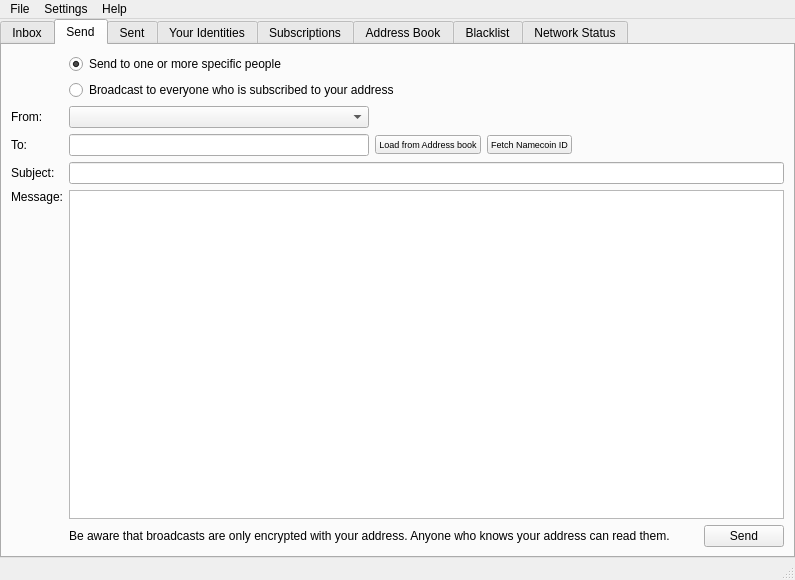
The window that src/bitmessageqt/bitmessageui.ui (Bitmessage/PyBitmessage) describes before a commit, drawn with Qt 5.
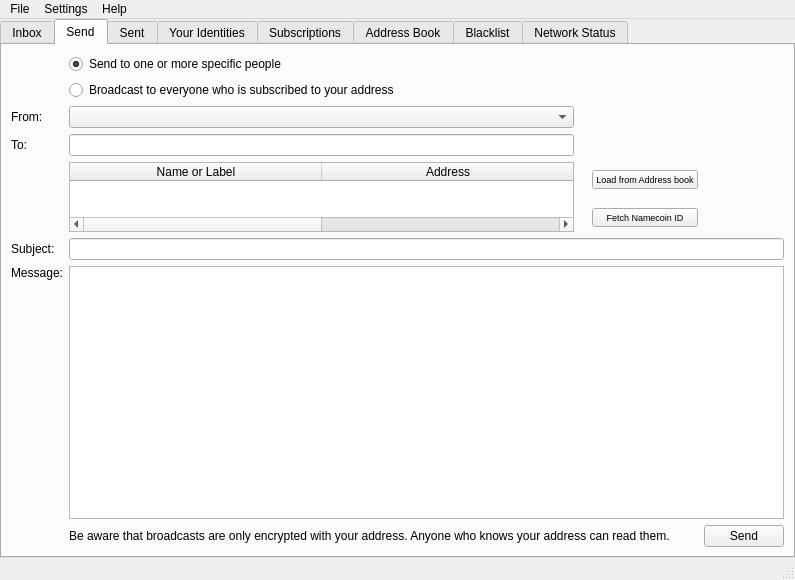
The same window after the commit. The open tabs and pages were chosen to show the change. Icons and pictures are not drawn.

Commit message: GUI: - don't highlight horizontal headers in YourIdentities

Patch:
```diff
--- a/src/bitmessageqt/bitmessageui.ui
+++ b/src/bitmessageqt/bitmessageui.ui
@@ -57,7 +57,7 @@
        <enum>QTabWidget::Rounded</enum>
       </property>
       <property name="currentIndex">
-       <number>0</number>
+       <number>1</number>
       </property>
       <widget class="QWidget" name="inbox">
        <attribute name="icon">
@@ -195,31 +195,7 @@
         <string>Send</string>
        </attribute>
        <layout class="QGridLayout" name="gridLayout_2">
-        <item row="3" column="2">
-         <widget class="QPushButton" name="pushButtonLoadFromAddressBook">
-          <property name="font">
-           <font>
-            <pointsize>7</pointsize>
-           </font>
-          </property>
-          <property name="text">
-           <string>Load from Address book</string>
-          </property>
-         </widget>
-        </item>
-        <item row="3" column="3">
-         <widget class="QPushButton" name="pushButtonFetchNamecoinID">
-          <property name="font">
-           <font>
-            <pointsize>7</pointsize>
-           </font>
-          </property>
-          <property name="text">
-           <string>Fetch Namecoin ID</string>
-          </property>
-         </widget>
-        </item>
-        <item row="5" column="0">
+        <item row="8" column="0">
          <widget class="QLabel" name="label_4">
           <property name="text">
            <string>Message:</string>
@@ -236,20 +212,13 @@
           </property>
          </widget>
         </item>
-        <item row="4" column="0">
+        <item row="7" column="0">
          <widget class="QLabel" name="label_3">
           <property name="text">
            <string>Subject:</string>
           </property>
          </widget>
         </item>
-        <item row="2" column="2" colspan="3">
-         <widget class="QLabel" name="labelFrom">
-          <property name="text">
-           <string/>
-          </property>
-         </widget>
-        </item>
         <item row="0" column="1">
          <widget class="QRadioButton" name="radioButtonSpecific">
           <property name="text">
@@ -263,7 +232,7 @@
         <item row="3" column="1">
          <widget class="QLineEdit" name="lineEditTo"/>
         </item>
-        <item row="5" column="1" rowspan="2" colspan="5">
+        <item row="8" column="1" rowspan="2" colspan="5">
          <widget class="QTextEdit" name="textEditMessage">
           <property name="html">
            <string>&lt;!DOCTYPE HTML PUBLIC &quot;-//W3C//DTD HTML 4.0//EN&quot; &quot;http://www.w3.org/TR/REC-html40/strict.dtd&quot;&gt;
@@ -288,7 +257,7 @@
           </property>
          </widget>
         </item>
-        <item row="6" column="0">
+        <item row="9" column="0">
          <spacer name="verticalSpacer">
           <property name="orientation">
            <enum>Qt::Vertical</enum>
@@ -301,41 +270,21 @@
           </property>
          </spacer>
         </item>
-        <item row="1" column="1" colspan="3">
-         <widget class="QRadioButton" name="radioButtonBroadcast">
-          <property name="text">
-           <string>Broadcast to everyone who is subscribed to your address</string>
-          </property>
-         </widget>
-        </item>
-        <item row="4" column="1" colspan="5">
+        <item row="7" column="1" colspan="5">
          <widget class="QLineEdit" name="lineEditSubject">
           <property name="text">
            <string/>
           </property>
          </widget>
         </item>
-        <item row="3" column="4">
-         <spacer name="horizontalSpacer_6">
-          <property name="orientation">
-           <enum>Qt::Horizontal</enum>
-          </property>
-          <property name="sizeHint" stdset="0">
-           <size>
-            <width>20</width>
-            <height>20</height>
-           </size>
-          </property>
-         </spacer>
-        </item>
-        <item row="7" column="5">
+        <item row="10" column="5">
          <widget class="QPushButton" name="pushButtonSend">
           <property name="text">
            <string>Send</string>
           </property>
          </widget>
         </item>
-        <item row="7" column="1" colspan="4">
+        <item row="10" column="1" colspan="4">
          <widget class="QLabel" name="labelSendBroadcastWarning">
           <property name="enabled">
            <bool>true</bool>
@@ -354,6 +303,86 @@
           </property>
          </widget>
         </item>
+        <item row="1" column="1">
+         <widget class="QRadioButton" name="radioButtonBroadcast">
+          <property name="text">
+           <string>Broadcast to everyone who is subscribed to your address</string>
+          </property>
+         </widget>
+        </item>
+        <item row="6" column="4">
+         <widget class="QPushButton" name="pushButtonFetchNamecoinID">
+          <property name="font">
+           <font>
+            <pointsize>7</pointsize>
+           </font>
+          </property>
+          <property name="text">
+           <string>Fetch Namecoin ID</string>
+          </property>
+         </widget>
+        </item>
+        <item row="5" column="4">
+         <widget class="QPushButton" name="pushButtonLoadFromAddressBook">
+          <property name="font">
+           <font>
+            <pointsize>7</pointsize>
+           </font>
+          </property>
+          <property name="text">
+           <string>Load from Address book</string>
+          </property>
+         </widget>
+        </item>
+        <item row="5" column="1" rowspan="2">
+         <widget class="QTableWidget" name="tableWidget">
+          <property name="sortingEnabled">
+           <bool>true</bool>
+          </property>
+          <attribute name="horizontalHeaderCascadingSectionResizes">
+           <bool>true</bool>
+          </attribute>
+          <attribute name="horizontalHeaderDefaultSectionSize">
+           <number>252</number>
+          </attribute>
+          <attribute name="horizontalHeaderHighlightSections">
+           <bool>false</bool>
+          </attribute>
+          <attribute name="horizontalHeaderStretchLastSection">
+           <bool>true</bool>
+          </attribute>
+          <column>
+           <property name="text">
+            <string>Name or Label</string>
+           </property>
+          </column>
+          <column>
+           <property name="text">
+            <string>Address</string>
+           </property>
+          </column>
+         </widget>
+        </item>
+        <item row="2" column="2" colspan="4">
+         <widget class="QLabel" name="labelFrom">
+          <property name="text">
+           <string/>
+          </property>
+         </widget>
+        </item>
+        <item row="3" column="2" colspan="4">
+         <spacer name="horizontalSpacer_6">
+          <property name="orientation">
+           <enum>Qt::Horizontal</enum>
+          </property>
+          <property name="sizeHint" stdset="0">
+           <size>
+            <width>20</width>
+            <height>20</height>
+           </size>
+          </property>
+         </spacer>
+        </item>
        </layout>
       </widget>
       <widget class="QWidget" name="sent">
@@ -531,6 +560,9 @@
           <attribute name="horizontalHeaderDefaultSectionSize">
            <number>346</number>
           </attribute>
+          <attribute name="horizontalHeaderHighlightSections">
+           <bool>false</bool>
+          </attribute>
           <attribute name="horizontalHeaderMinimumSectionSize">
            <number>52</number>
           </attribute>
```
Left out of the diff: 2 changed lines with no effect on the pictures.
